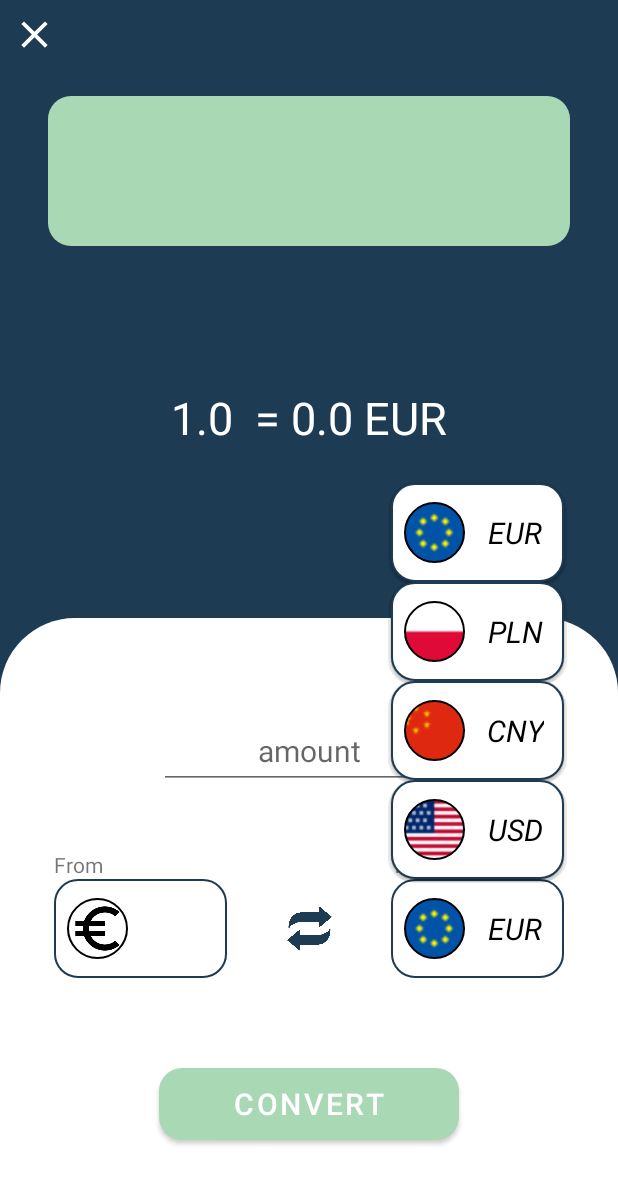
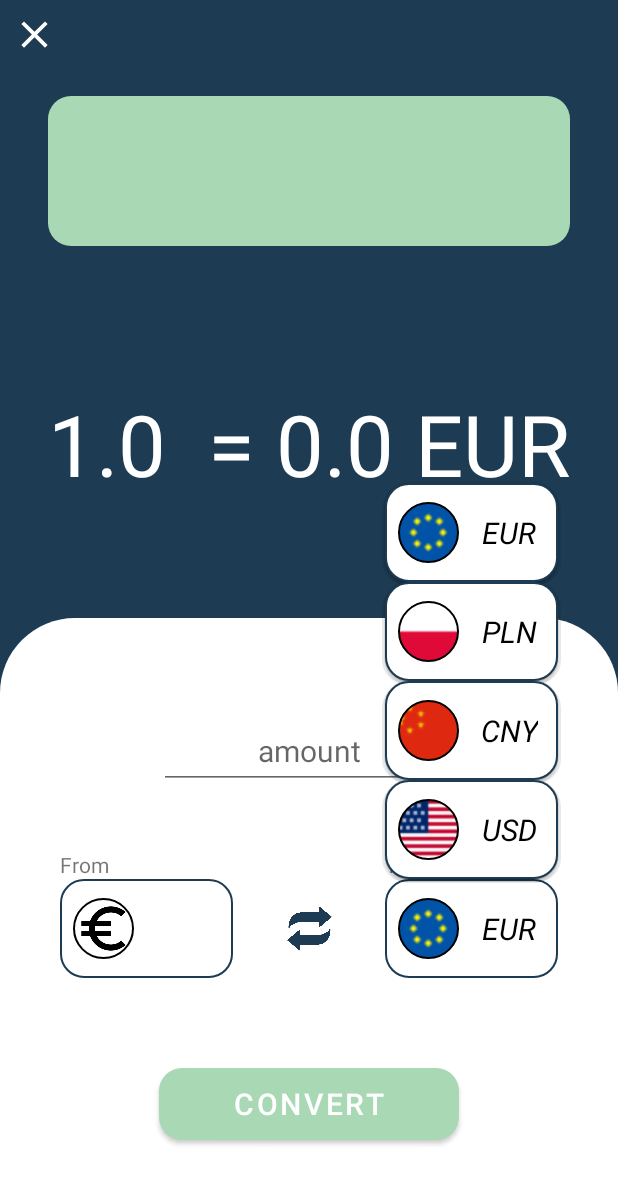
Before and after one commit to krzysztoffarys/Currency-APp, an Android app: the fragment DetailFragment placed in its activity, after a tap on "EUR", on a phone screen of 412 x 824 dp. Shown: the top 1184 px of the screen. Run offline under Robolectric (Android 15) with nearby library versions, the phone set to English and light mode, and no system bars; our stand-ins replace Dagger/Hilt's generated code, Timber; 5 statements that could not run were skipped.

Commit message:
small layout change v2

```diff
--- a/app/build.gradle
+++ b/app/build.gradle
@@ -11,7 +11,7 @@ android {
 
     defaultConfig {
         applicationId "com.crys.codingtask"
-        minSdk 24
+        minSdk 26
         targetSdk 31
         versionCode 1
         versionName "1.0"
--- a/app/src/main/res/layout-land/detail_fragment.xml
+++ b/app/src/main/res/layout-land/detail_fragment.xml
@@ -46,6 +46,7 @@
         android:textAlignment="center"
         android:textColor="@color/white"
         android:textSize="30sp"
+        android:autoSizeTextType="uniform"
         app:layout_constraintBottom_toBottomOf="parent"
         app:layout_constraintEnd_toStartOf="@+id/guideline2"
         app:layout_constraintHorizontal_bias="0.5"
@@ -93,6 +94,7 @@
             android:id="@+id/tvFTo"
             android:layout_width="wrap_content"
             android:layout_height="wrap_content"
+            android:autoSizeTextType="uniform"
             android:text="@string/to"
             app:layout_constraintBottom_toTopOf="@+id/spinnerRight"
             app:layout_constraintStart_toStartOf="@+id/spinnerRight" />
@@ -101,13 +103,14 @@
             android:id="@+id/spinnerRight"
             android:layout_width="wrap_content"
             android:layout_height="wrap_content"
-            android:layout_marginEnd="32dp"
             android:background="@null"
             android:minHeight="48dp"
             android:popupBackground="@android:color/transparent"
             android:popupElevation="0dp"
             app:layout_constraintBottom_toBottomOf="@+id/spinnerLeft"
             app:layout_constraintEnd_toEndOf="parent"
+            app:layout_constraintHorizontal_bias="0.5"
+            app:layout_constraintStart_toEndOf="@+id/ivChange"
             app:layout_constraintTop_toTopOf="@+id/spinnerLeft"
             tools:ignore="SpeakableTextPresentCheck" />
 
@@ -119,6 +122,7 @@
             android:src="@drawable/change"
             app:layout_constraintBottom_toBottomOf="@+id/spinnerLeft"
             app:layout_constraintEnd_toStartOf="@+id/spinnerRight"
+            app:layout_constraintHorizontal_bias="0.5"
             app:layout_constraintStart_toEndOf="@+id/spinnerLeft"
             app:layout_constraintTop_toTopOf="@+id/spinnerLeft" />
 
@@ -127,12 +131,13 @@
             android:id="@+id/spinnerLeft"
             android:layout_width="wrap_content"
             android:layout_height="wrap_content"
-            android:layout_marginStart="32dp"
             android:background="@null"
             android:minHeight="48dp"
             android:popupBackground="@android:color/transparent"
             android:popupElevation="0dp"
             app:layout_constraintBottom_toTopOf="@+id/btnConvert"
+            app:layout_constraintEnd_toStartOf="@+id/ivChange"
+            app:layout_constraintHorizontal_bias="0.5"
             app:layout_constraintStart_toStartOf="parent"
             app:layout_constraintTop_toBottomOf="@+id/etAmount"
             tools:ignore="SpeakableTextPresentCheck" />
--- a/app/src/main/res/layout/detail_fragment.xml
+++ b/app/src/main/res/layout/detail_fragment.xml
@@ -30,6 +30,7 @@
         android:textAlignment="center"
         android:textColor="@color/white"
         android:textSize="30sp"
+        android:autoSizeTextType="uniform"
         app:layout_constraintBottom_toTopOf="@+id/tvResult"
         app:layout_constraintEnd_toEndOf="parent"
         app:layout_constraintHorizontal_bias="0.5"
@@ -43,6 +44,7 @@
         android:layout_marginStart="32dp"
         android:layout_marginEnd="32dp"
         android:paddingTop="30dp"
+        android:autoSizeTextType="uniform"
         android:textAlignment="center"
         android:textColor="@color/white"
         android:textSize="30sp"
@@ -101,13 +103,14 @@
             android:id="@+id/spinnerRight"
             android:layout_width="wrap_content"
             android:layout_height="wrap_content"
-            android:layout_marginEnd="32dp"
             android:background="@null"
             android:minHeight="48dp"
             android:popupBackground="@android:color/transparent"
             android:popupElevation="0dp"
             app:layout_constraintBottom_toBottomOf="@+id/spinnerLeft"
             app:layout_constraintEnd_toEndOf="parent"
+            app:layout_constraintHorizontal_bias="0.5"
+            app:layout_constraintStart_toEndOf="@+id/ivChange"
             app:layout_constraintTop_toTopOf="@+id/spinnerLeft"
             tools:ignore="SpeakableTextPresentCheck" />
 
@@ -119,6 +122,7 @@
             android:src="@drawable/change"
             app:layout_constraintBottom_toBottomOf="@+id/spinnerLeft"
             app:layout_constraintEnd_toStartOf="@+id/spinnerRight"
+            app:layout_constraintHorizontal_bias="0.5"
             app:layout_constraintStart_toEndOf="@+id/spinnerLeft"
             app:layout_constraintTop_toTopOf="@+id/spinnerLeft" />
 
@@ -127,12 +131,13 @@
             android:id="@+id/spinnerLeft"
             android:layout_width="wrap_content"
             android:layout_height="wrap_content"
-            android:layout_marginStart="32dp"
             android:background="@null"
             android:minHeight="48dp"
             android:popupBackground="@android:color/transparent"
             android:popupElevation="0dp"
             app:layout_constraintBottom_toTopOf="@+id/btnConvert"
+            app:layout_constraintEnd_toStartOf="@+id/ivChange"
+            app:layout_constraintHorizontal_bias="0.5"
             app:layout_constraintStart_toStartOf="parent"
             app:layout_constraintTop_toBottomOf="@+id/etAmount"
             tools:ignore="SpeakableTextPresentCheck" />
@@ -141,11 +146,11 @@
             android:id="@+id/btnConvert"
             android:layout_width="200dp"
             android:layout_height="wrap_content"
+            android:background="@drawable/dark_card"
             android:text="@string/convert"
             android:textAlignment="center"
             android:textColor="@color/white"
             android:textSize="20sp"
-            android:background="@drawable/dark_card"
             app:layout_constraintBottom_toBottomOf="parent"
             app:layout_constraintEnd_toEndOf="parent"
             app:layout_constraintStart_toStartOf="parent"
```
